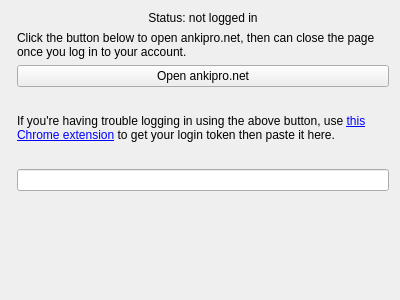
abdnh/anki-copycat-importer, file designer/ankipro.ui: the form before one commit.
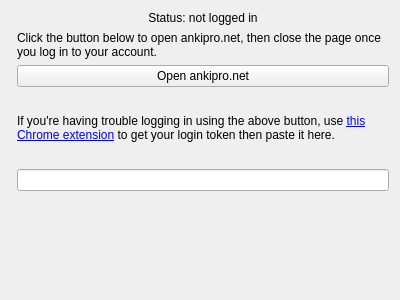
The form after the commit.

```diff
--- a/designer/ankipro.ui
+++ b/designer/ankipro.ui
@@ -43,7 +43,7 @@
    <item row="1" column="1">
     <widget class="QLabel" name="login_instructions">
      <property name="text">
-      <string>Click the button below to open ankipro.net, then can close the page once you log in to your account.</string>
+      <string>Click the button below to open ankipro.net, then close the page once you log in to your account.</string>
      </property>
      <property name="wordWrap">
       <bool>true</bool>
```
